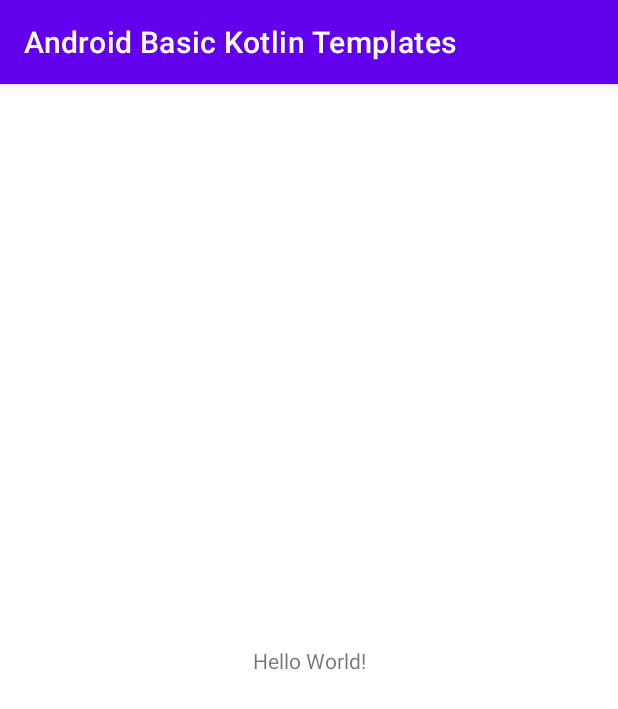
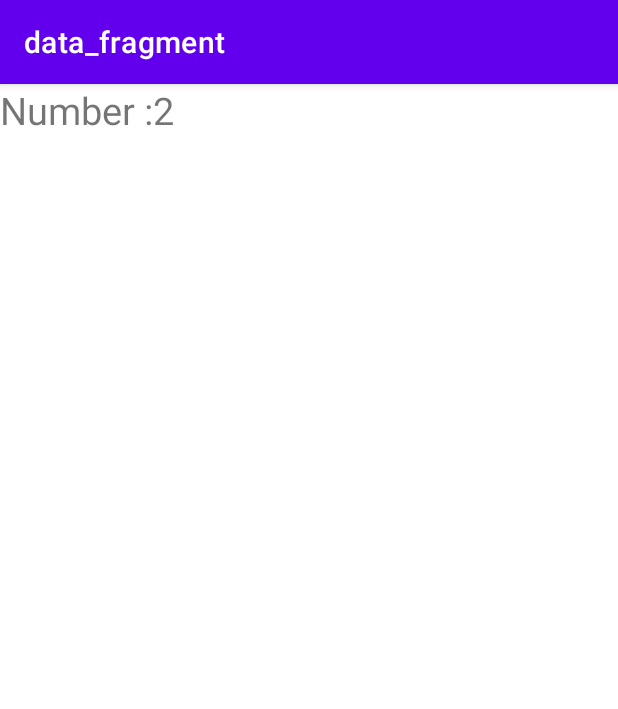
Before and after one commit to Tanmai2002/android_kotlin_basics, an Android app: the screen it shows after launch (MainActivity), on a phone screen of 412 x 824 dp. Shown: the top 709 px of the screen. Run offline under Robolectric (Android 15) with nearby library versions, the phone set to English and light mode, and no system bars; our stand-ins replace data binding, navigation-ui.

Commit message:
Badic Data binding Completed

```diff
--- a/app/build.gradle
+++ b/app/build.gradle
@@ -1,6 +1,7 @@
 plugins {
     id 'com.android.application'
     id 'kotlin-android'
+    id 'kotlin-kapt'
 }
 
 android {
@@ -15,8 +16,12 @@ android {
 
         testInstrumentationRunner "androidx.test.runner.AndroidJUnitRunner"
     }
+    buildFeatures{
+        dataBinding=true
+        viewBinding=true
+    }
+    buildTypes {
 
-    buildTypes {
         release {
             minifyEnabled false
             proguardFiles getDefaultProguardFile('proguard-android-optimize.txt'), 'proguard-rules.pro'
@@ -40,6 +45,8 @@ dependencies {
     implementation 'androidx.legacy:legacy-support-v4:1.0.0'
     implementation 'androidx.lifecycle:lifecycle-livedata-ktx:2.4.0'
     implementation 'androidx.lifecycle:lifecycle-viewmodel-ktx:2.4.0'
+    implementation 'androidx.navigation:navigation-fragment-ktx:2.3.5'
+    implementation 'androidx.navigation:navigation-ui-ktx:2.3.5'
     testImplementation 'junit:junit:4.+'
     androidTestImplementation 'androidx.test.ext:junit:1.1.3'
     androidTestImplementation 'androidx.test.espresso:espresso-core:3.4.0'
--- a/app/src/main/java/com/dazz/androidbasickotlintemplates/Data.kt
+++ /dev/null
@@ -1,31 +0,0 @@
-package com.dazz.androidbasickotlintemplates
-
-import androidx.lifecycle.ViewModelProvider
-import android.os.Bundle
-import androidx.fragment.app.Fragment
-import android.view.LayoutInflater
-import android.view.View
-import android.view.ViewGroup
-
-class Data : Fragment() {
-
-    companion object {
-        fun newInstance() = Data()
-    }
-
-    private lateinit var viewModel: DataViewModel
-
-    override fun onCreateView(
-        inflater: LayoutInflater, container: ViewGroup?,
-        savedInstanceState: Bundle?
-    ): View? {
-        return inflater.inflate(R.layout.data_fragment, container, false)
-    }
-
-    override fun onActivityCreated(savedInstanceState: Bundle?) {
-        super.onActivityCreated(savedInstanceState)
-        viewModel = ViewModelProvider(this).get(DataViewModel::class.java)
-        // TODO: Use the ViewModel
-    }
-
-}
--- /dev/null
+++ b/app/src/main/java/com/dazz/androidbasickotlintemplates/DataFragment.kt
@@ -0,0 +1,39 @@
+package com.dazz.androidbasickotlintemplates
+
+import androidx.lifecycle.ViewModelProvider
+import android.os.Bundle
+import androidx.fragment.app.Fragment
+import android.view.LayoutInflater
+import android.view.View
+import android.view.ViewGroup
+import androidx.databinding.DataBindingUtil
+import androidx.fragment.app.activityViewModels
+import com.dazz.androidbasickotlintemplates.databinding.DataFragmentBinding
+
+class DataFragment : Fragment() {
+
+
+    private  val sharedviewModel:  DataViewModel by activityViewModels()
+    private var _binding :DataFragmentBinding? =null
+    private val  binding : DataFragmentBinding get()=_binding!!
+    override fun onCreateView(
+        inflater: LayoutInflater, container: ViewGroup?,
+        savedInstanceState: Bundle?
+    ): View? {
+        _binding= DataFragmentBinding.inflate(inflater,container,false)
+        return binding.root
+    }
+
+    override fun onViewCreated(view: View, savedInstanceState: Bundle?) {
+        super.onViewCreated(view, savedInstanceState)
+        _binding!!.apply {
+            lifecycleOwner=viewLifecycleOwner
+            viewModel=sharedviewModel
+            dataFrag=this@DataFragment
+
+        }
+    }
+
+
+
+}
--- a/app/src/main/java/com/dazz/androidbasickotlintemplates/DataViewModel.kt
+++ b/app/src/main/java/com/dazz/androidbasickotlintemplates/DataViewModel.kt
@@ -1,7 +1,11 @@
 package com.dazz.androidbasickotlintemplates
 
+import androidx.lifecycle.MutableLiveData
 import androidx.lifecycle.ViewModel
 
 class DataViewModel : ViewModel() {
-    // TODO: Implement the ViewModel
+    val data: MutableLiveData<Int> = MutableLiveData(2)
+    fun inc(){
+        data.value=data.value!!.plus(1)
+    }
 }
--- a/app/src/main/java/com/dazz/androidbasickotlintemplates/MainActivity.kt
+++ b/app/src/main/java/com/dazz/androidbasickotlintemplates/MainActivity.kt
@@ -2,10 +2,16 @@ package com.dazz.androidbasickotlintemplates
 
 import androidx.appcompat.app.AppCompatActivity
 import android.os.Bundle
+import androidx.navigation.NavHost
+import androidx.navigation.fragment.NavHostFragment
+import androidx.navigation.ui.setupActionBarWithNavController
 
 class MainActivity : AppCompatActivity() {
     override fun onCreate(savedInstanceState: Bundle?) {
         super.onCreate(savedInstanceState)
         setContentView(R.layout.activity_main)
+        val navHost=supportFragmentManager.findFragmentById(R.id.frag_container)  as NavHostFragment
+        val navController=navHost.navController
+        setupActionBarWithNavController(navController)
     }
 }
--- a/app/src/main/res/layout/activity_main.xml
+++ b/app/src/main/res/layout/activity_main.xml
@@ -6,13 +6,13 @@
     android:layout_height="match_parent"
     tools:context=".MainActivity">
 
-    <TextView
-        android:layout_width="wrap_content"
-        android:layout_height="wrap_content"
-        android:text="Hello World!"
-        app:layout_constraintBottom_toBottomOf="parent"
-        app:layout_constraintLeft_toLeftOf="parent"
-        app:layout_constraintRight_toRightOf="parent"
-        app:layout_constraintTop_toTopOf="parent" />
+    <androidx.fragment.app.FragmentContainerView
+        android:id="@+id/frag_container"
+        android:name="androidx.navigation.fragment.NavHostFragment"
+        app:defaultNavHost="true"
+        app:navGraph="@navigation/mob_navigation"
+        android:layout_width="match_parent"
+        android:layout_height="match_parent"
+         />
 
 </androidx.constraintlayout.widget.ConstraintLayout>
--- a/app/src/main/res/layout/data_fragment.xml
+++ b/app/src/main/res/layout/data_fragment.xml
@@ -1,13 +1,24 @@
 <?xml version="1.0" encoding="utf-8"?>
-<FrameLayout xmlns:android="http://schemas.android.com/apk/res/android"
+<layout xmlns:android="http://schemas.android.com/apk/res/android"
     xmlns:tools="http://schemas.android.com/tools"
+    tools:context=".DataFragment">
+<data>
+    <variable
+        name="viewModel"
+        type="com.dazz.androidbasickotlintemplates.DataViewModel" />
+    <variable
+        name="dataFrag"
+        type="com.dazz.androidbasickotlintemplates.DataFragment" />
+</data>
+<FrameLayout
     android:layout_width="match_parent"
-    android:layout_height="match_parent"
-    tools:context=".Data">
+    android:layout_height="match_parent">
+    <TextView
+        android:layout_width="wrap_content"
+        android:layout_height="wrap_content"
+        android:textSize="25sp"
+        android:text="@{@string/number(viewModel.data)}"
+        tools:text="Number :1" />
+</FrameLayout>
 
-    <TextView
-        android:layout_width="match_parent"
-        android:layout_height="match_parent"
-        android:text="Hello" />
-
-</FrameLayout>
+</layout>
--- /dev/null
+++ b/app/src/main/res/navigation/mob_navigation.xml
@@ -0,0 +1,13 @@
+<?xml version="1.0" encoding="utf-8"?>
+<navigation xmlns:android="http://schemas.android.com/apk/res/android"
+    xmlns:app="http://schemas.android.com/apk/res-auto"
+    xmlns:tools="http://schemas.android.com/tools"
+    android:id="@+id/mob_navigation"
+    app:startDestination="@id/data">
+
+    <fragment
+        android:id="@+id/data"
+        android:name="com.dazz.androidbasickotlintemplates.DataFragment"
+        android:label="data_fragment"
+        tools:layout="@layout/data_fragment" />
+</navigation>
--- a/app/src/main/res/values/strings.xml
+++ b/app/src/main/res/values/strings.xml
@@ -1,3 +1,4 @@
 <resources>
     <string name="app_name">Android Basic Kotlin Templates</string>
+    <string name="number">Number :%d</string>
 </resources>
--- a/build.gradle
+++ b/build.gradle
@@ -5,7 +5,7 @@ buildscript {
         mavenCentral()
     }
     dependencies {
-        classpath "com.android.tools.build:gradle:7.0.2"
+        classpath "com.android.tools.build:gradle:7.0.4"
         classpath "org.jetbrains.kotlin:kotlin-gradle-plugin:1.5.20"
 
         // NOTE: Do not place your application dependencies here; they belong
```
